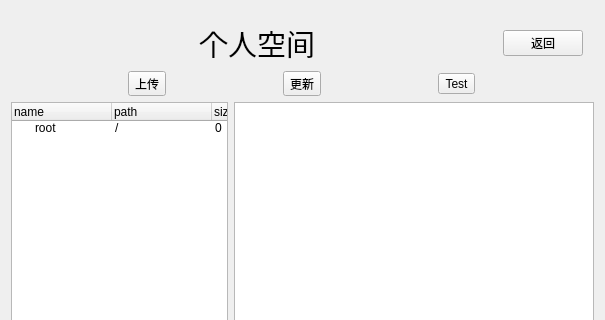
Qt form qtClient/mainpage.ui (huwei12345/smallchat) before a commit; both pictures show x 0 to 605 and y 0 to 320 of the 605 by 515 pixel window.
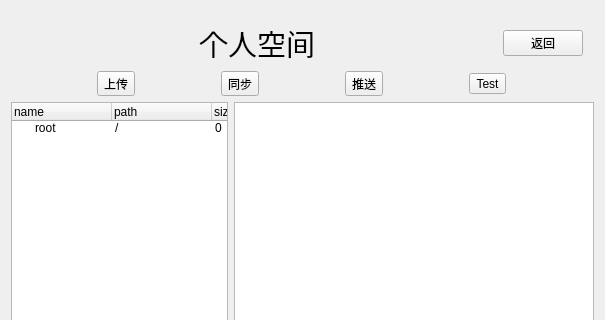
The same form after that commit.

```diff
--- a/qtClient/mainpage.ui
+++ b/qtClient/mainpage.ui
@@ -101,10 +101,17 @@
         </property>
        </widget>
       </item>
+      <item>
+       <widget class="QToolButton" name="toolButton_4">
+        <property name="text">
+         <string>同步</string>
+        </property>
+       </widget>
+      </item>
       <item>
        <widget class="QToolButton" name="toolButton_2">
         <property name="text">
-         <string>更新</string>
+         <string>推送</string>
         </property>
        </widget>
       </item>
```
